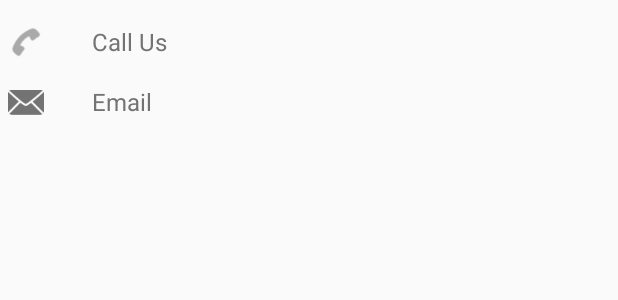
After one commit to khaliqdadmohmand/instagram-clone, an Android app: the layout fragment_bottom_sheet.xml on its own in the app's theme, with its tools: preview values and no code run, on a phone screen of 412 x 824 dp. The commit adds this screen. Shown: the top 300 px of the screen. Run offline under Robolectric (Android 15) with nearby library versions, the light colour scheme and no system bars.

Commit message:
second commit

```diff
--- a/app/build.gradle
+++ b/app/build.gradle
@@ -31,4 +31,6 @@ dependencies {
     testImplementation 'junit:junit:4.12'
     androidTestImplementation 'androidx.test.ext:junit:1.1.2'
     androidTestImplementation 'androidx.test.espresso:espresso-core:3.3.0'
+
+    implementation 'com.mikhaellopez:circularimageview:4.2.0'
 }
--- a/app/src/main/java/com/emericoapp/instagram/MainActivity.java
+++ b/app/src/main/java/com/emericoapp/instagram/MainActivity.java
@@ -22,7 +22,8 @@ public class MainActivity extends AppCompatActivity {
     protected void onCreate(Bundle savedInstanceState) {
         super.onCreate(savedInstanceState);
         setContentView(R.layout.activity_main);
-        getSupportActionBar().setBackgroundDrawable(new ColorDrawable(Color.WHITE));
+        getSupportActionBar().setBackgroundDrawable(new ColorDrawable(Color.parseColor("#dedede")));
+
         getSupportActionBar().setLogo(R.drawable.insta_logo);
         getSupportActionBar().setDisplayUseLogoEnabled(true);
         getSupportActionBar().setDisplayShowHomeEnabled(true);
--- a/app/src/main/res/layout/activity_main.xml
+++ b/app/src/main/res/layout/activity_main.xml
@@ -12,8 +12,8 @@
         android:layout_height="wrap_content"
         android:layout_marginStart="0dp"
         android:layout_marginEnd="0dp"
-        android:background="?android:attr/windowBackground"
-        app:layout_constraintBottom_toBottomOf="parent"
+        android:background="@color/halfWhite"
+        app:layout_constraintBottom_toBottomOf="@id/nav_host_fragment"
         app:layout_constraintLeft_toLeftOf="parent"
         app:layout_constraintRight_toRightOf="parent"
         app:menu="@menu/bottom_nav_menu" />
@@ -25,9 +25,11 @@
         android:layout_height="match_parent"
         app:defaultNavHost="true"
         app:layout_constraintBottom_toTopOf="@id/nav_view"
+        app:layout_constraintHorizontal_bias="0.0"
         app:layout_constraintLeft_toLeftOf="parent"
         app:layout_constraintRight_toRightOf="parent"
         app:layout_constraintTop_toTopOf="parent"
+        app:layout_constraintVertical_bias="0.0"
         app:navGraph="@navigation/mobile_navigation" />
 
 </androidx.constraintlayout.widget.ConstraintLayout>
--- /dev/null
+++ b/app/src/main/res/layout/fragment_bottom_sheet.xml
@@ -0,0 +1,70 @@
+<?xml version="1.0" encoding="utf-8"?>
+<LinearLayout xmlns:android="http://schemas.android.com/apk/res/android"
+    android:layout_width="match_parent"
+    android:layout_height="match_parent"
+    android:orientation="vertical"
+    android:paddingBottom="8dp"
+    android:paddingTop="8dp">
+
+    <!-- NOTE: This list should be displayed in a list
+    instead of nested layouts -->
+
+    <LinearLayout
+        android:id="@+id/layout_call"
+        android:layout_width="match_parent"
+        android:layout_height="wrap_content"
+        android:clickable="true"
+        android:foreground="?attr/selectableItemBackground"
+        android:orientation="horizontal"
+        android:paddingBottom="8dp"
+        android:paddingLeft="5dp"
+        android:paddingRight="5dp"
+        android:paddingTop="8dp">
+
+        <ImageView
+            android:layout_width="24dp"
+            android:layout_height="24dp"
+            android:layout_marginRight="32dp"
+            android:src="@android:drawable/ic_menu_call"
+            android:tint="#737373" />
+
+        <TextView
+            android:layout_width="wrap_content"
+            android:layout_height="wrap_content"
+            android:layout_gravity="center_vertical"
+            android:text="Call Us"
+            android:textColor="#737373"
+            android:textSize="16sp" />
+
+    </LinearLayout>
+
+    <LinearLayout
+        android:id="@+id/layout_email"
+        android:layout_width="match_parent"
+        android:layout_height="wrap_content"
+        android:clickable="true"
+        android:foreground="?attr/selectableItemBackground"
+        android:orientation="horizontal"
+        android:paddingBottom="8dp"
+        android:paddingLeft="5dp"
+        android:paddingRight="5dp"
+        android:paddingTop="8dp">
+
+        <ImageView
+            android:layout_width="24dp"
+            android:layout_height="24dp"
+            android:layout_marginRight="32dp"
+            android:src="@android:drawable/ic_dialog_email"
+            android:tint="#737373" />
+
+        <TextView
+            android:layout_width="wrap_content"
+            android:layout_height="wrap_content"
+            android:layout_gravity="center_vertical"
+            android:text="Email"
+            android:textColor="#737373"
+            android:textSize="16sp" />
+
+    </LinearLayout>
+
+</LinearLayout>
--- a/app/src/main/res/values/colors.xml
+++ b/app/src/main/res/values/colors.xml
@@ -3,4 +3,5 @@
     <color name="colorPrimary">#000</color>
     <color name="colorPrimaryDark">#000</color>
     <color name="colorAccent">#000</color>
+    <color name="halfWhite">#ececec</color>
 </resources>
```
Also changed, not shown: app/src/main/java/com/emericoapp/instagram/ui/home/BottomSheetFrag.java (added, +33 -0 lines), app/src/main/java/com/emericoapp/instagram/ui/home/HomeFragment.java (+35 -0 lines), app/src/main/java/com/emericoapp/instagram/ui/profile/ProfileFragment.java (+40 -6 lines), app/src/main/res/layout/fragment_home.xml (+12 -6 lines), app/src/main/res/layout/fragment_profile.xml (+16 -2 lines), app/src/main/res/drawable/test.png (added), 2 other files.
